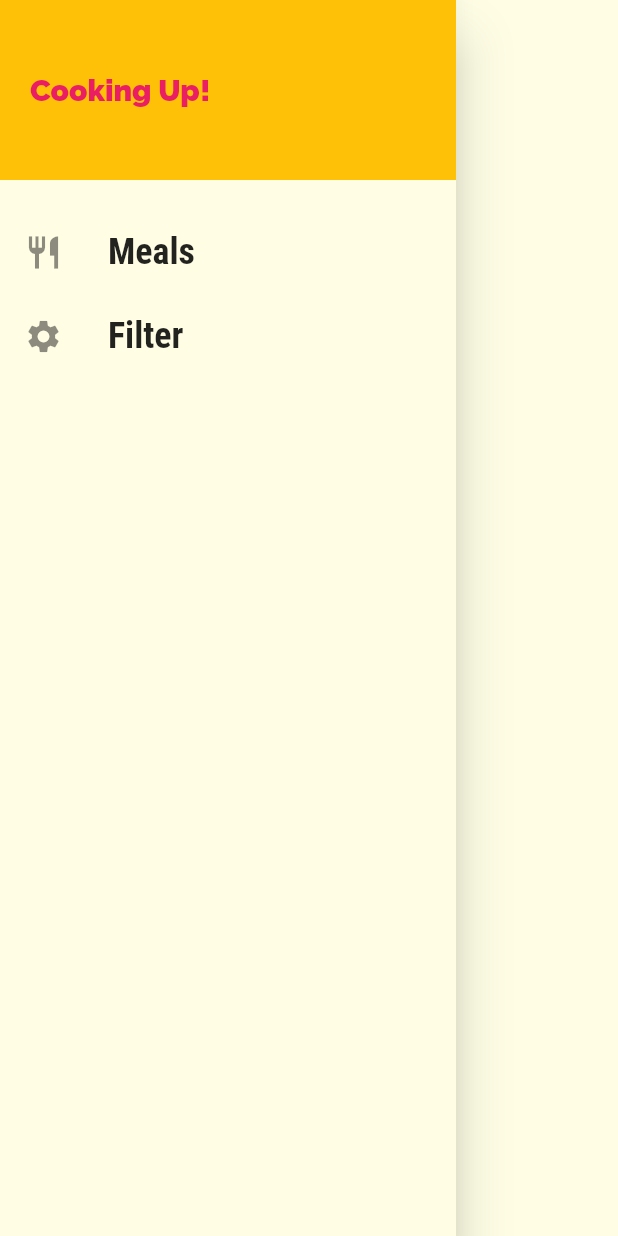
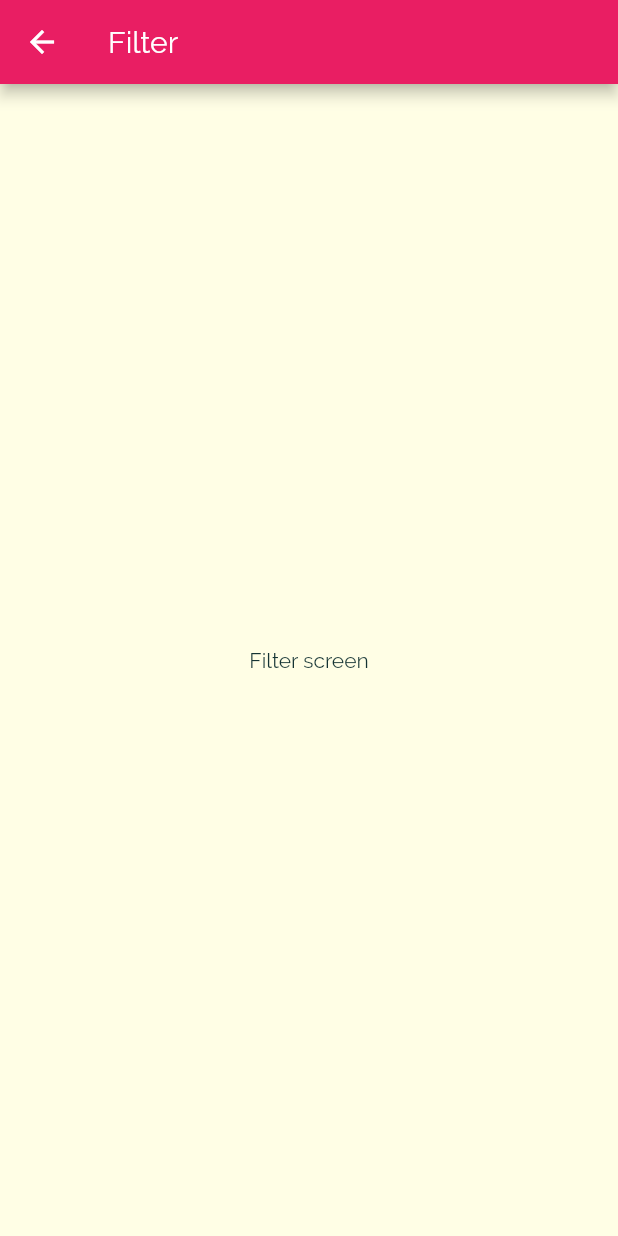
Before and after one commit to bhavikvashi1804/foodzy, a Flutter app: the MainDrawer widget shown alone on an empty page, opened directly, after a tap on "Filter", on a phone screen of 412 x 824 dp. Run offline on Flutter 3.47's test engine with Material 2 defaults, Android fonts, the phone set to English and light mode, and no system bars.

Commit message:
Adding links to App Drawer

```diff
--- a/lib/main.dart
+++ b/lib/main.dart
@@ -1,5 +1,6 @@
 import 'package:flutter/material.dart';
 
+import './screen/filters_screen.dart';
 import './screen/tabs_screen.dart';
 import './screen/category_meals.dart';
 import './screen/meal_detail.dart';
@@ -40,6 +41,7 @@ class MyApp extends StatelessWidget {
         '/':(ctx)=>TabsScreen(),
         CategoryMealsPage.routeName:(ctx)=>CategoryMealsPage(),
         MealDetailPage.routeName:(ctx)=>MealDetailPage(),
+        FilterScreen.routeName:(ctx)=>FilterScreen(),
       },
       //onGenerateRoute called when you have not registered your route in your routes
       //it is used when we use dynamic routes
--- /dev/null
+++ b/lib/screen/filters_screen.dart
@@ -0,0 +1,15 @@
+import 'package:flutter/material.dart';
+
+
+class FilterScreen extends StatelessWidget {
+
+  static const String routeName='/filters';
+
+  @override
+  Widget build(BuildContext context) {
+    return Scaffold(
+      appBar: AppBar(title: Text('Filter'),),
+      body:Center(child:Text('Filter screen')),
+    );
+  }
+}
--- a/lib/widget/main_drawer.dart
+++ b/lib/widget/main_drawer.dart
@@ -1,4 +1,6 @@
 import 'package:flutter/material.dart';
+
+import '../screen/filters_screen.dart';
 
 class MainDrawer extends StatelessWidget {
   @override
@@ -25,15 +27,15 @@ class MainDrawer extends StatelessWidget {
             height: 20,
           ),
 
-          buildListTile('Meals', Icons.restaurant),
-          buildListTile('Filter',Icons.settings),
+          buildListTile('Meals', Icons.restaurant,(){ Navigator.of(context).pushNamed('/');}),
+          buildListTile('Filter',Icons.settings,(){ Navigator.of(context).pushNamed(FilterScreen.routeName);}),
 
         ],
       ),
     );
   }
 
-  Widget buildListTile(String title, IconData iconData) {
+  Widget buildListTile(String title, IconData iconData,Function tapHandler) {
     return ListTile(
       leading: Icon(iconData,size: 26,),
       title: Text(
@@ -43,7 +45,7 @@ class MainDrawer extends StatelessWidget {
             fontWeight: FontWeight.bold,
             fontFamily: 'RobotoCondensed'),
       ),
-      onTap: () {},
+      onTap: tapHandler,
     );
   }
 }
```
